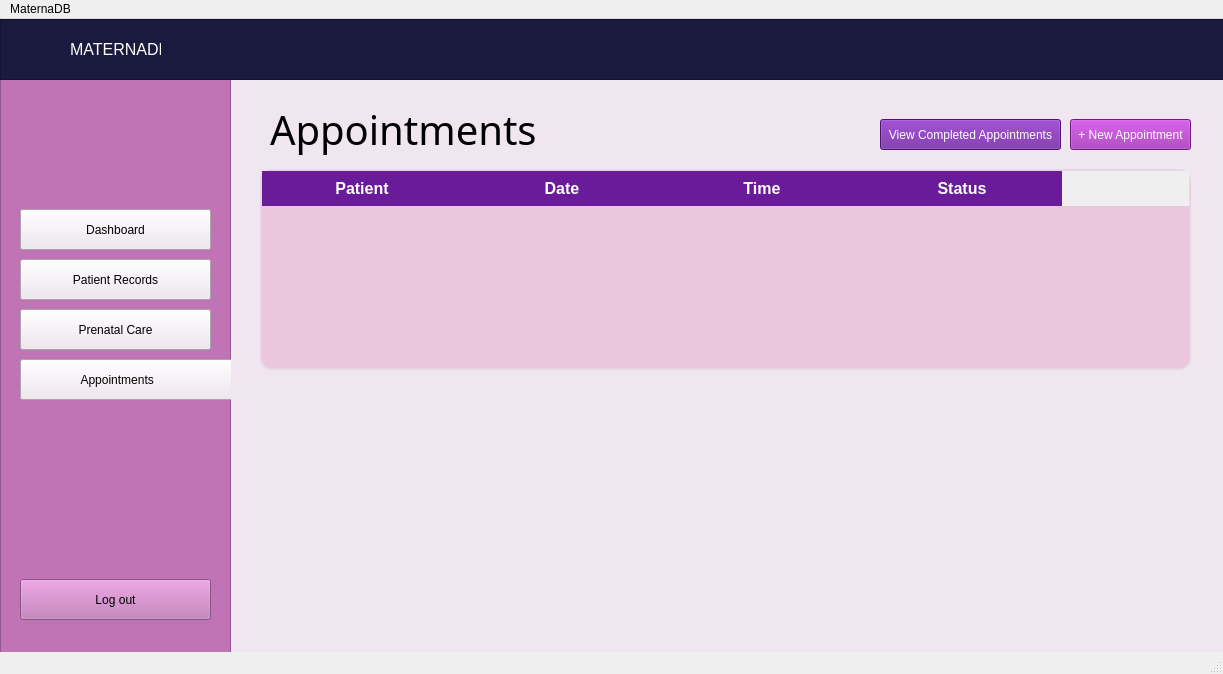
Above: Ui/appointments.ui from LlokieHere/MaternaDB2 before the change. Below: the same form after it.
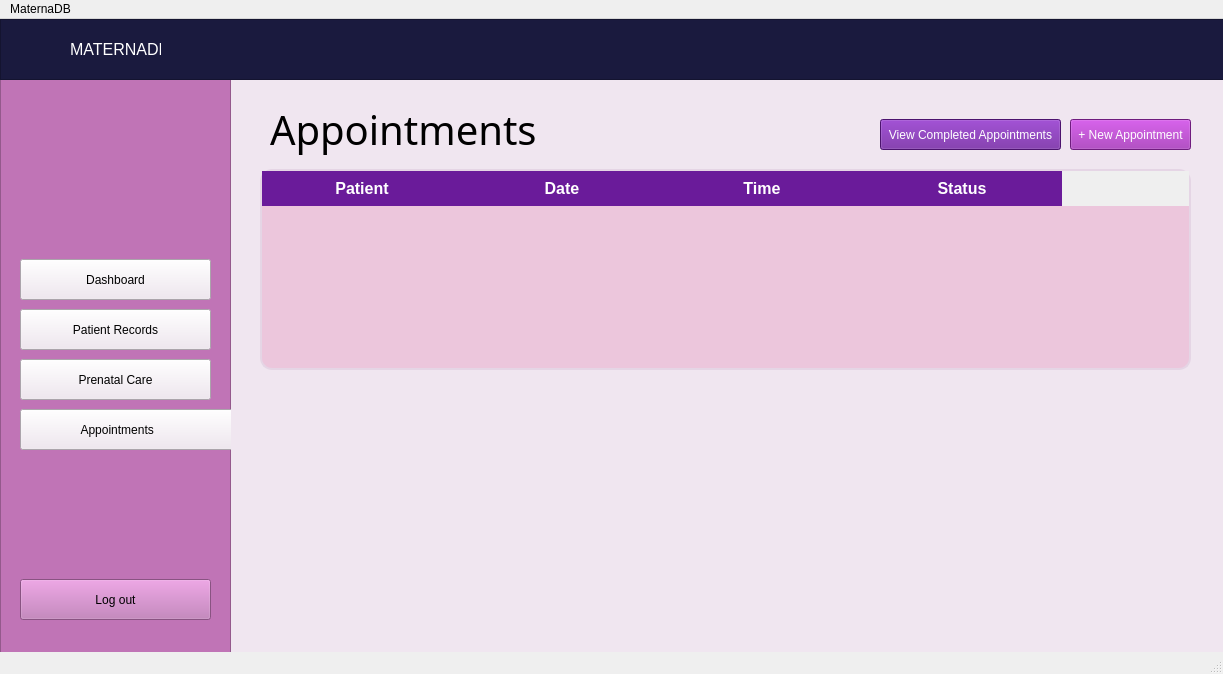
That is the form after the change.

Diff of the .ui file:
```diff
--- a/Ui/appointments.ui
+++ b/Ui/appointments.ui
@@ -39,7 +39,7 @@
      <property name="geometry">
       <rect>
        <x>20</x>
-       <y>130</y>
+       <y>180</y>
        <width>191</width>
        <height>41</height>
       </rect>
@@ -55,7 +55,7 @@
      <property name="geometry">
       <rect>
        <x>20</x>
-       <y>180</y>
+       <y>230</y>
        <width>191</width>
        <height>41</height>
       </rect>
@@ -71,7 +71,7 @@
      <property name="geometry">
       <rect>
        <x>20</x>
-       <y>230</y>
+       <y>280</y>
        <width>191</width>
        <height>41</height>
       </rect>
@@ -87,7 +87,7 @@
      <property name="geometry">
       <rect>
        <x>20</x>
-       <y>280</y>
+       <y>330</y>
        <width>221</width>
        <height>41</height>
       </rect>
```
